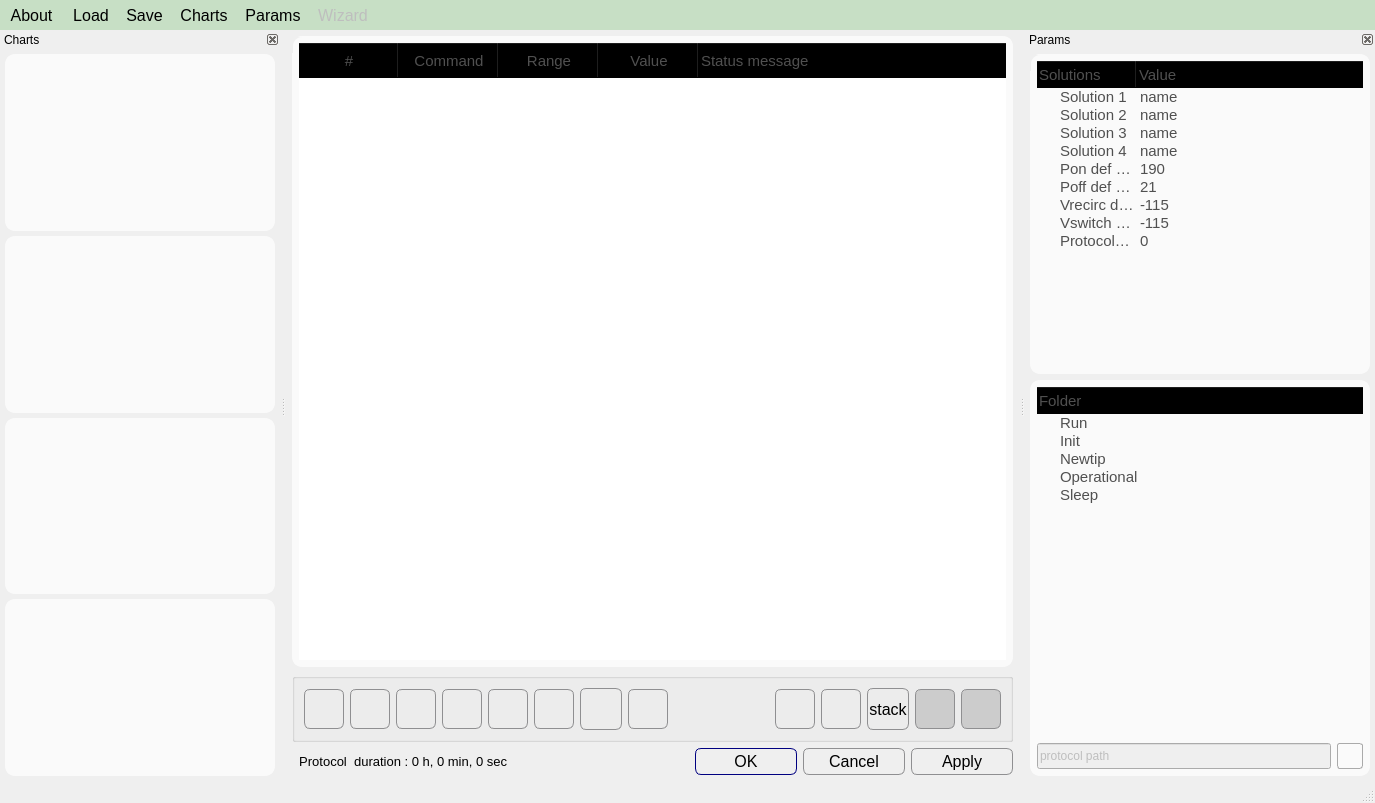
Before: the Qt Designer form apps/Lab-on-a-tip/protocolEditor.ui in bellonemauro/Labonatip2.0, drawn with Qt 5.
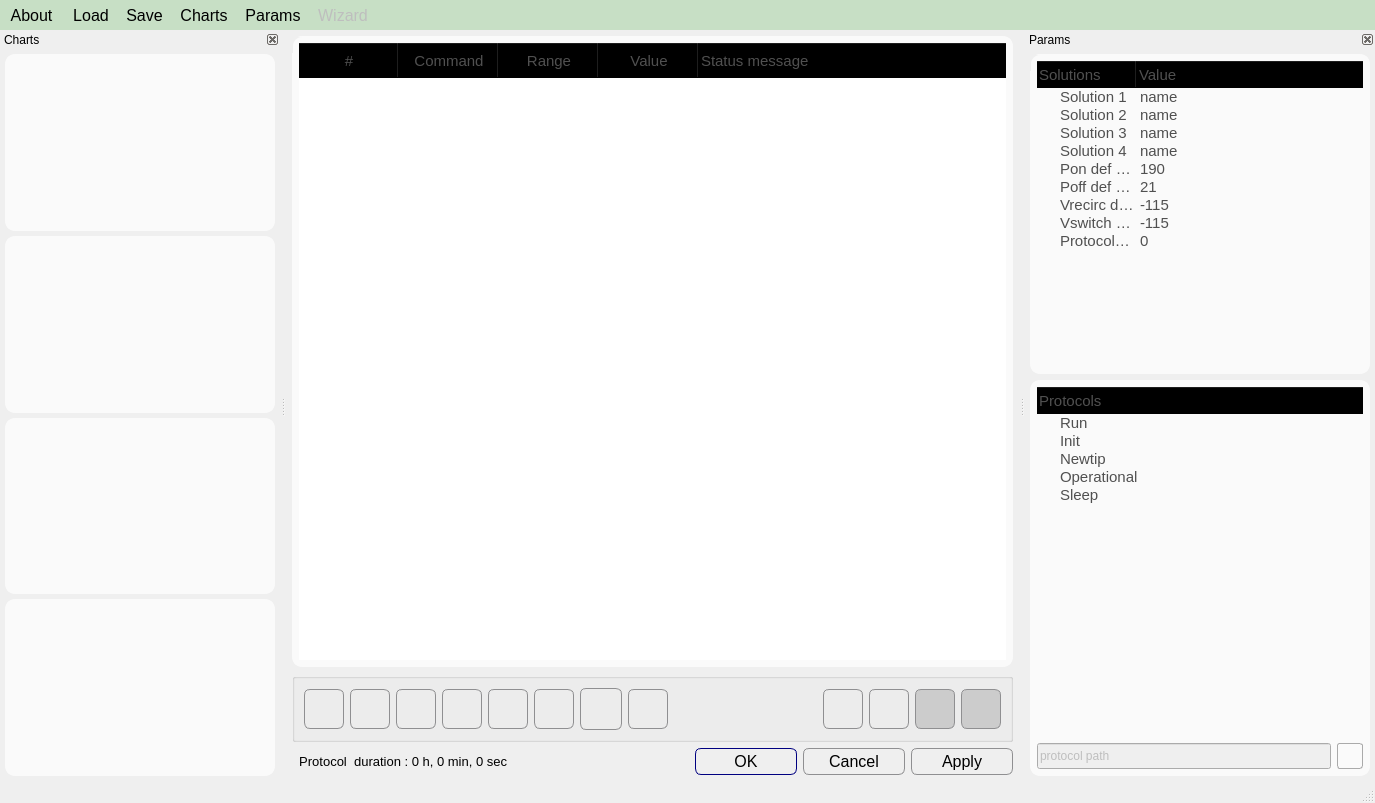
After: the same form once the commit is applied. Icons and pictures are not drawn.

Diff of the .ui file:
```diff
--- a/apps/Lab-on-a-tip/protocolEditor.ui
+++ b/apps/Lab-on-a-tip/protocolEditor.ui
@@ -678,16 +678,6 @@
              </property>
             </widget>
            </item>
-           <item>
-            <widget class="QPushButton" name="pushButton_undoStack">
-             <property name="enabled">
-              <bool>true</bool>
-             </property>
-             <property name="text">
-              <string>stack</string>
-             </property>
-            </widget>
-           </item>
            <item>
             <widget class="QPushButton" name="pushButton_becomeParent">
              <property name="enabled">
@@ -1396,7 +1386,7 @@
           </property>
           <column>
            <property name="text">
-            <string>Folder</string>
+            <string>Protocols</string>
            </property>
           </column>
           <item>
```
